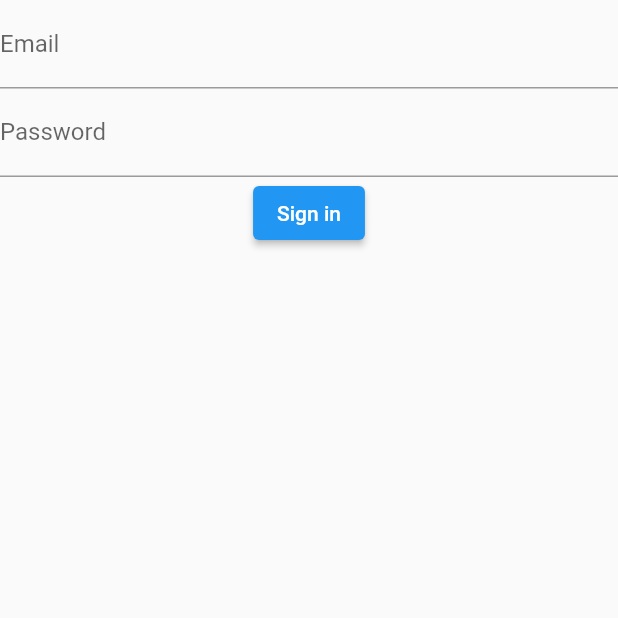
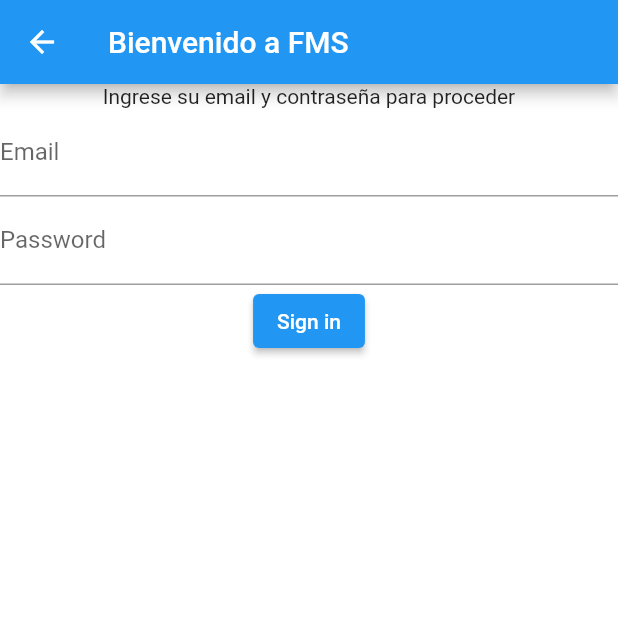
Before and after one commit to carlosgl93/FMS, a Flutter app: the SignInPage screen opened directly, on a phone screen of 412 x 824 dp, the top half of it. Run offline on Flutter 3.47's test engine with Material 2 defaults, Android fonts, the phone set to English and light mode, and no system bars; our stand-ins replace firebase_auth, firebase_core; accounts and stored records are empty.

Commit message:
second commit

```diff
--- a/lib/main.dart
+++ b/lib/main.dart
@@ -33,6 +33,7 @@ class MyApp extends StatelessWidget {
         theme: ThemeData(
           primarySwatch: Colors.blue,
           visualDensity: VisualDensity.adaptivePlatformDensity,
+          scaffoldBackgroundColor: Colors.white,
         ),
         home: AuthenticationWrapper(),
       ),)
--- a/lib/signin.dart
+++ b/lib/signin.dart
@@ -8,9 +8,18 @@ class SignInPage extends StatelessWidget {
 
   @override
   Widget build(BuildContext context) {
+    Size size = MediaQuery.of(context).size;
+    // This size provide us total height and width of our screen
     return Scaffold(
-      body: Column(
-        children: [
+      appBar: AppBar(
+        title: Text('Bienvenido a FMS'),
+      ),
+      body: Container(
+        height: size.height,
+        width: double.infinity,
+        child: Stack(alignment: Alignment.center, children: [
+          Column(children: [
+            Text('Ingrese su email y contraseña para proceder'),
             TextField(
               controller: emailController,
               decoration: InputDecoration(
@@ -21,18 +30,17 @@ class SignInPage extends StatelessWidget {
                 controller: passwordController,
                 decoration: InputDecoration(
                   labelText: 'Password',
-            )
-          ),
+                )),
             ElevatedButton(
               onPressed: () {
                 context.read<AuthenticationService>().signIn(
                     email: emailController.text.trim(),
-                password: passwordController.text.trim()
-              );
+                    password: passwordController.text.trim());
               },
               child: Text("Sign in"),
             )
-        ]
+          ]),
+        ]),
       ),
     );
   }
--- a/pubspec.yaml
+++ b/pubspec.yaml
@@ -26,6 +26,7 @@ dependencies:
   firebase_core: "0.7.0"
   firebase_auth: "^0.20.1"
   provider: ^5.0.0
+  path_provider: ^2.0.1
 
   # The following adds the Cupertino Icons font to your application.
   # Use with the CupertinoIcons class for iOS style icons.
```
Also changed, not shown: lib/CancelRedemption.dart (added, +17 -0 lines), lib/CreateProduct.dart (added, +17 -0 lines), lib/NavBar.dart (+20 -4 lines), lib/RedemptionControl.dart (added, +17 -0 lines), lib/Settings.dart (added, +17 -0 lines), pubspec.lock. Lines whose indentation alone changed are shown as unchanged.
